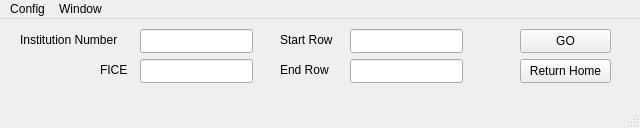
at91322/dteassistant, file termbuilder.ui: the form before one commit.
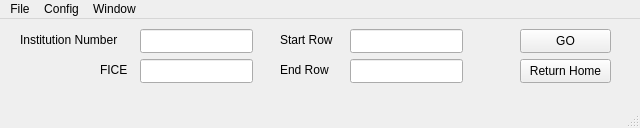
The form after the commit.

```diff
--- a/termbuilder.ui
+++ b/termbuilder.ui
@@ -167,6 +167,13 @@
     </property>
     <addaction name="actionAlways_On_Top"/>
    </widget>
+   <widget class="QMenu" name="menuFile">
+    <property name="title">
+     <string>File</string>
+    </property>
+    <addaction name="actionDataImport"/>
+   </widget>
+   <addaction name="menuFile"/>
    <addaction name="menuConfig"/>
    <addaction name="menuWindow"/>
   </widget>
```
Left out of the diff: 5 changed lines with no effect on the pictures.
